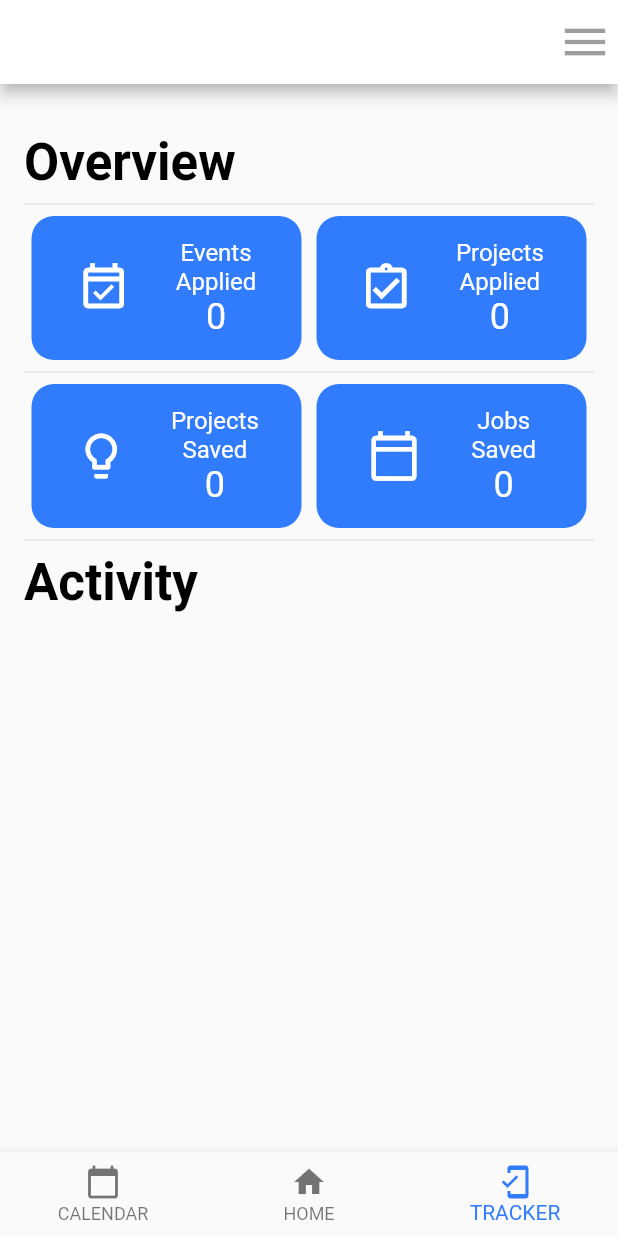
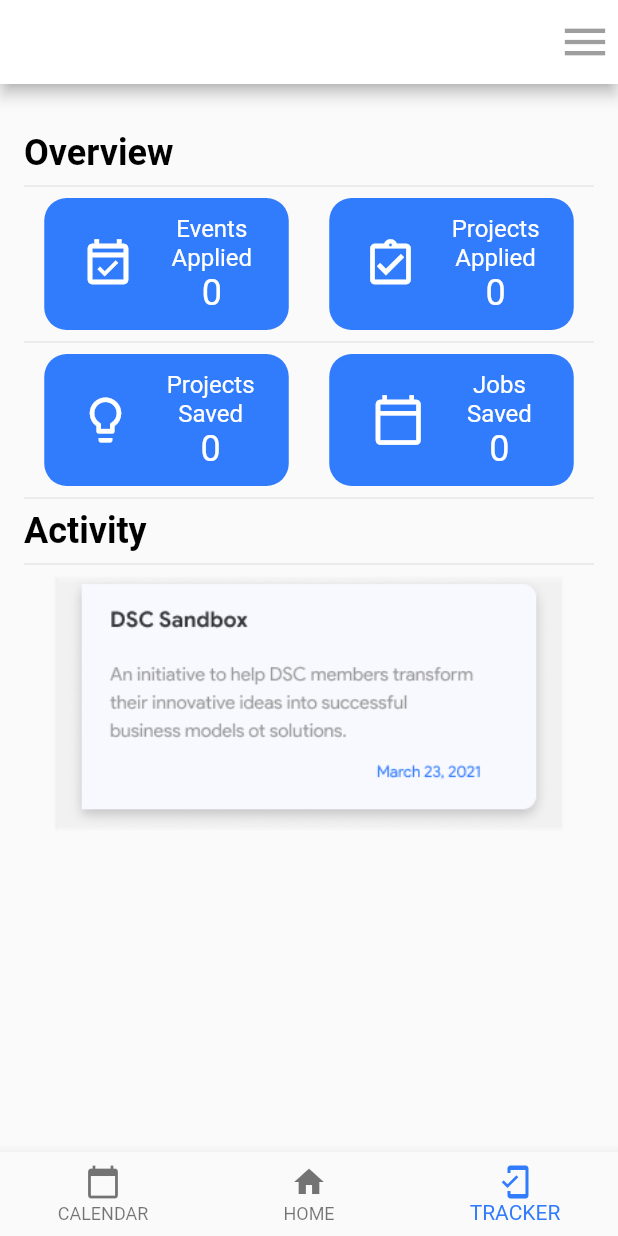
Before and after one commit to dsc-ateneo-de-manila-university/dsc-loyola-app, a Flutter app: the screen it shows after launch, on a phone screen of 412 x 824 dp. Run offline on Flutter 3.47's test engine with Material 2 defaults, Android fonts, the light colour scheme and no system bars.

Commit message:
added placeholder, design tweaks, no functionality

```diff
--- a/lib/main.dart
+++ b/lib/main.dart
@@ -38,7 +38,8 @@ class Tracker extends StatelessWidget {
                   "Overview",
                   style: Theme.of(context).textTheme.headline4.copyWith(
                     fontWeight: FontWeight.bold,
-                    color: Colors.black
+                    color: Colors.black,
+                    fontSize: 24.0,
                   ),
                 ),
               ],
@@ -52,8 +53,8 @@ class Tracker extends StatelessWidget {
                     borderRadius: BorderRadius.circular(15),
                     color: Color.fromARGB(255, 49, 123, 253)
                   ),
-                  height: 96.0,
-                  width: 180.0,
+                  height: 88.0,
+                  width: 163.0,
                   child: Row(
                     mainAxisAlignment: MainAxisAlignment.spaceEvenly,
                     children: [
@@ -103,8 +104,8 @@ class Tracker extends StatelessWidget {
                     borderRadius: BorderRadius.circular(15),
                     color: Color.fromARGB(255, 49, 123, 253)
                   ),
-                  height: 96.0,
-                  width: 180.0,
+                  height: 88.0,
+                  width: 163.0,
                   child: Row(
                     mainAxisAlignment: MainAxisAlignment.spaceEvenly,
                     children: [
@@ -160,8 +161,8 @@ class Tracker extends StatelessWidget {
                     borderRadius: BorderRadius.circular(15),
                     color: Color.fromARGB(255, 49, 123, 253)
                   ),
-                  height: 96.0,
-                  width: 180.0,
+                  height: 88.0,
+                  width: 163.0,
                   child: Row(
                     mainAxisAlignment: MainAxisAlignment.spaceEvenly,
                     children: [
@@ -211,8 +212,8 @@ class Tracker extends StatelessWidget {
                     borderRadius: BorderRadius.circular(15),
                     color: Color.fromARGB(255, 49, 123, 253)
                   ),
-                  height: 96.0,
-                  width: 180.0,
+                  height: 88.0,
+                  width: 163.0,
                   child: Row(
                     mainAxisAlignment: MainAxisAlignment.spaceEvenly,
                     children: [
@@ -267,9 +268,33 @@ class Tracker extends StatelessWidget {
                   "Activity",
                   style: Theme.of(context).textTheme.headline4.copyWith(
                     fontWeight: FontWeight.bold,
-                    color: Colors.black
+                    color: Colors.black,
+                    fontSize: 24.0
                   ),
                 ),
+              ],
+            ),
+            Divider(height: 16.0,),
+            Row(
+              mainAxisAlignment: MainAxisAlignment.center,
+              children: [
+                Container(
+                  decoration: BoxDecoration(
+                    boxShadow: [
+                      BoxShadow(
+                        color: Colors.grey.withOpacity(0.1),
+                        spreadRadius: 0.05,
+                        blurRadius: 0.3,
+                        offset: Offset(0, 1),
+                      )
+                    ]
+                  ),
+                  child: Image.asset(
+                    'images/Horizontal_Card_Sandbox.png',
+                    height: 168.0,
+                    width: 339.0
+                  ),
+                )
               ],
             )
           ],
--- a/pubspec.yaml
+++ b/pubspec.yaml
@@ -48,6 +48,8 @@ flutter:
   # assets:
   #   - images/a_dot_burr.jpeg
   #   - images/a_dot_ham.jpeg
+  assets:
+    - images/
 
   # An image asset can refer to one or more resolution-specific "variants", see
   # https://flutter.dev/assets-and-images/#resolution-aware.
```
Also changed, not shown: images/Horizontal_Card_Sandbox.png (added).
